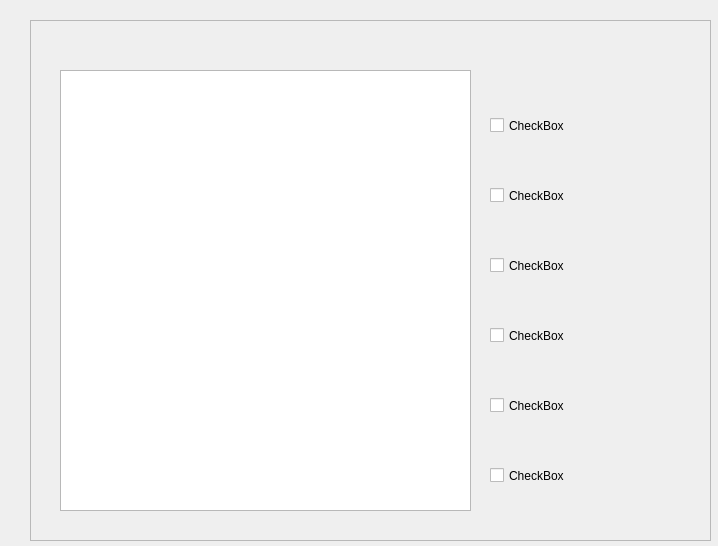
The window that addressource.ui (ProjetCPP-S2-2A15/projetcpp2a15-vaccicare) describes before a commit, drawn with Qt 5.
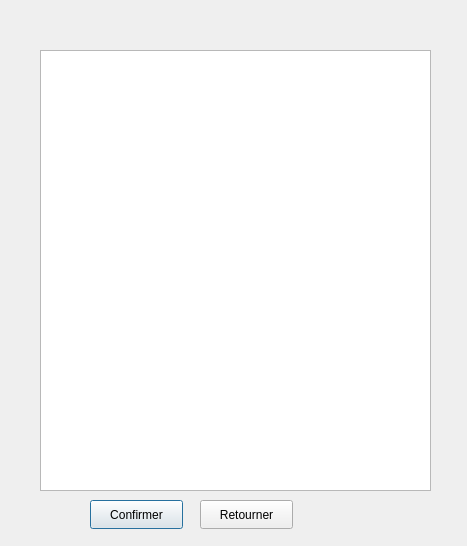
The same window after the commit.

Diff of the .ui file:
```diff
--- a/addressource.ui
+++ b/addressource.ui
@@ -6,7 +6,7 @@
    <rect>
     <x>0</x>
     <y>0</y>
-    <width>718</width>
+    <width>467</width>
     <height>546</height>
    </rect>
   </property>
@@ -17,105 +17,67 @@
    <property name="geometry">
     <rect>
      <x>30</x>
-     <y>20</y>
-     <width>681</width>
-     <height>521</height>
+     <y>10</y>
+     <width>461</width>
+     <height>531</height>
     </rect>
    </property>
    <property name="frameShape">
-    <enum>QFrame::Shape::StyledPanel</enum>
+    <enum>QFrame::NoFrame</enum>
    </property>
-   <property name="frameShadow">
-    <enum>QFrame::Shadow::Raised</enum>
-   </property>
-   <widget class="QCheckBox" name="checkBox">
+   <widget class="QPushButton" name="Button1">
     <property name="geometry">
      <rect>
-      <x>460</x>
-      <y>70</y>
-      <width>171</width>
-      <height>71</height>
+      <x>60</x>
+      <y>490</y>
+      <width>93</width>
+      <height>29</height>
      </rect>
     </property>
     <property name="text">
-     <string>CheckBox</string>
+     <string>Confirmer</string>
     </property>
    </widget>
-   <widget class="QCheckBox" name="checkBox_2">
+   <widget class="QPushButton" name="Button2">
     <property name="geometry">
      <rect>
-      <x>460</x>
-      <y>140</y>
-      <width>171</width>
-      <height>71</height>
+      <x>170</x>
+      <y>490</y>
+      <width>93</width>
+      <height>29</height>
      </rect>
     </property>
     <property name="text">
-     <string>CheckBox</string>
+     <string>Retourner</string>
     </property>
    </widget>
-   <widget class="QCheckBox" name="checkBox_3">
+   <widget class="QTableWidget" name="tableR">
     <property name="geometry">
      <rect>
-      <x>460</x>
-      <y>210</y>
-      <width>171</width>
-      <height>71</height>
-     </rect>
-    </property>
-    <property name="text">
-     <string>CheckBox</string>
-    </property>
-   </widget>
-   <widget class="QCheckBox" name="checkBox_4">
-    <property name="geometry">
-     <rect>
-      <x>460</x>
-      <y>420</y>
-      <width>171</width>
-      <height>71</height>
-     </rect>
-    </property>
-    <property name="text">
-     <string>CheckBox</string>
-    </property>
-   </widget>
-   <widget class="QCheckBox" name="checkBox_5">
-    <property name="geometry">
-     <rect>
-      <x>460</x>
-      <y>350</y>
-      <width>171</width>
-      <height>71</height>
-     </rect>
-    </property>
-    <property name="text">
-     <string>CheckBox</string>
-    </property>
-   </widget>
-   <widget class="QCheckBox" name="checkBox_6">
-    <property name="geometry">
-     <rect>
-      <x>460</x>
-      <y>280</y>
-      <width>171</width>
-      <height>71</height>
-     </rect>
-    </property>
-    <property name="text">
-     <string>CheckBox</string>
-    </property>
-   </widget>
-   <widget class="QListView" name="listView">
-    <property name="geometry">
-     <rect>
-      <x>30</x>
-      <y>50</y>
-      <width>411</width>
+      <x>10</x>
+      <y>40</y>
+      <width>391</width>
       <height>441</height>
      </rect>
     </property>
    </widget>
+   <widget class="QLabel" name="notif">
+    <property name="geometry">
+     <rect>
+      <x>12</x>
+      <y>10</y>
+      <width>421</width>
+      <height>20</height>
+     </rect>
+    </property>
+    <property name="text">
+     <string/>
+    </property>
+   </widget>
+   <zorder>tableR</zorder>
+   <zorder>Button1</zorder>
+   <zorder>Button2</zorder>
+   <zorder>notif</zorder>
   </widget>
  </widget>
  <resources/>
```
